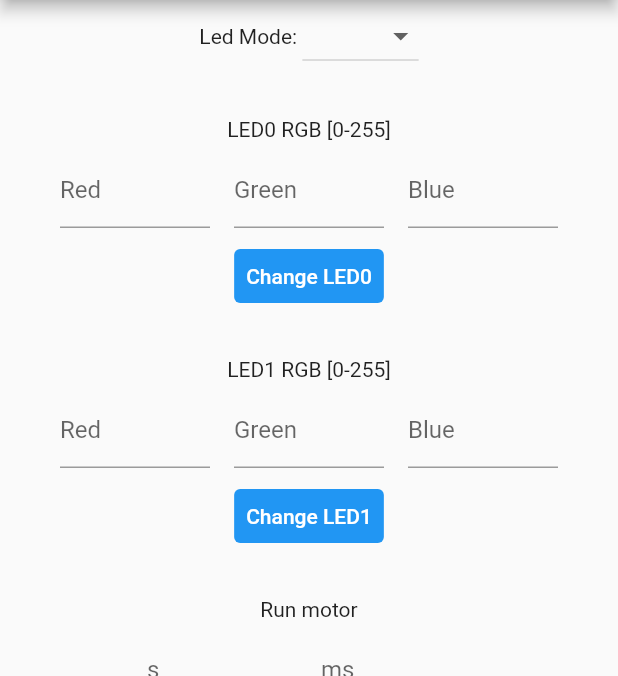
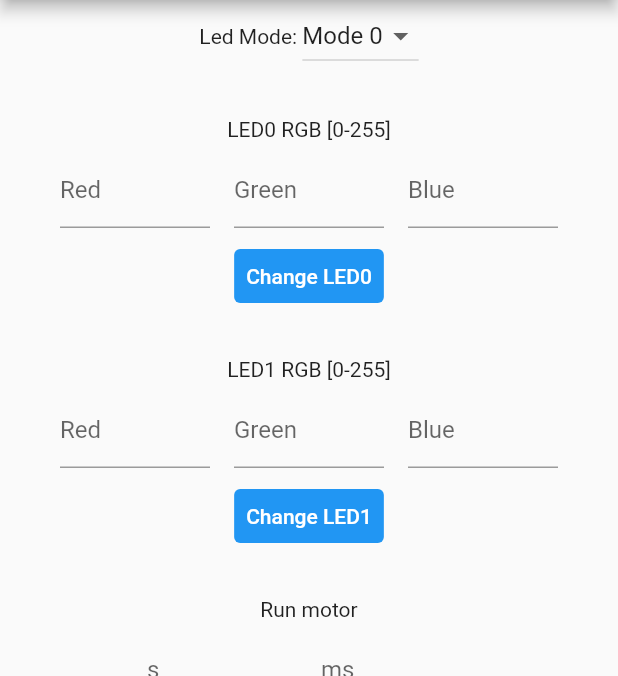
Before and after one commit to gapizaver/smartsharp-mobile-app, a Flutter app: the screen it shows after launch, on a phone screen of 412 x 824 dp, the part 84-760 px from its top. Run offline on Flutter 3.47's test engine with Material 2 defaults, Android fonts, the light colour scheme and no system bars.

Commit message:
ledmode dropdown init value fix

```diff
--- a/lib/widgets/inputs/ledmode_dropdown.dart
+++ b/lib/widgets/inputs/ledmode_dropdown.dart
@@ -9,7 +9,7 @@ class LedModeDropdown extends StatefulWidget {
 }
 
 class _LedModeDropdownState extends State<LedModeDropdown> {
-  String dropdownValue = "0";
+  String dropdownValue = "Mode 0";
 
   @override
   Widget build(BuildContext context) {
```
